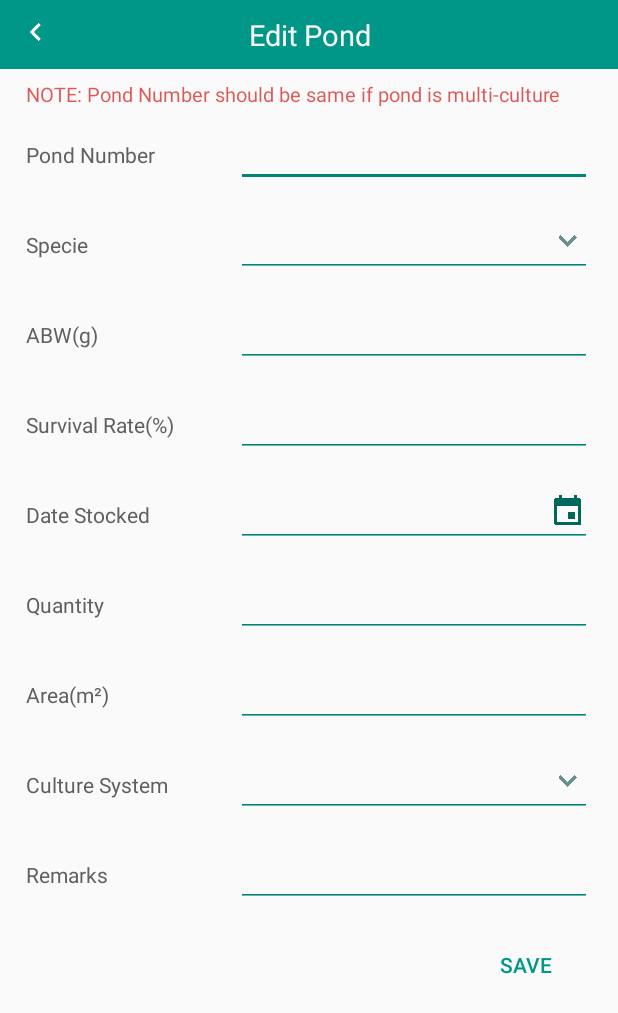
After one commit to rjhonsl/MappedCRM, an Android app: the layout activity_editpond.xml on its own in the app's theme, with its tools: preview values and no code run, on a phone screen of 412 x 824 dp. The commit adds this screen. Shown: the top 1013 px of the screen. Run offline under Robolectric (Android 15) with nearby library versions, the phone set to English and light mode, and no system bars; network calls fail.

Commit message:
Changes: **Ponds ~Add pond

```diff
--- a/app/build.gradle
+++ b/app/build.gradle
@@ -8,8 +8,8 @@ android {
         applicationId "com.santeh.rjhonsl.samplemap"
         minSdkVersion 16
         targetSdkVersion 22
-        versionCode 1
-        versionName "1.0"
+        versionCode 24
+        versionName "0.24.1"
     }
     buildTypes {
         release {
--- a/app/src/main/java/com/santeh/rjhonsl/samplemap/Main/Activity_AddMarker_CustomerInfo.java
+++ b/app/src/main/java/com/santeh/rjhonsl/samplemap/Main/Activity_AddMarker_CustomerInfo.java
@@ -244,7 +244,7 @@ public class Activity_AddMarker_CustomerInfo extends Activity {
         btnOK.setOnClickListener(new View.OnClickListener() {
             @Override
             public void onClick(View v) {
-                final Dialog d = Helper.createCustomDialoYesNO(activity, R.layout.dialog_material_yesno,
+                final Dialog d = Helper.createCustomDialogYesNO(activity, R.layout.dialog_material_yesno,
                         "Are you sure you want to save this information to our database?",
                         "SAVE", "YES", "NO");
                 Button yes = (Button) d.findViewById(R.id.btn_dialog_yesno_opt1);
--- a/app/src/main/java/com/santeh/rjhonsl/samplemap/Main/Activity_LoginScreen.java
+++ b/app/src/main/java/com/santeh/rjhonsl/samplemap/Main/Activity_LoginScreen.java
@@ -362,7 +362,7 @@ public class Activity_LoginScreen extends Activity{
     }
 
     private void exitApp() {
-        final Dialog d = Helper.createCustomDialoYesNO(activity, R.layout.dialog_material_yesno, "Do you wish to wish to exit the app?", "EXIT", "YES", "NO");
+        final Dialog d = Helper.createCustomDialogYesNO(activity, R.layout.dialog_material_yesno, "Do you wish to wish to exit the app?", "EXIT", "YES", "NO");
         d.show();
         Button yes = (Button) d.findViewById(R.id.btn_dialog_yesno_opt1);
         Button no = (Button) d.findViewById(R.id.btn_dialog_yesno_opt2);
--- a/app/src/main/java/com/santeh/rjhonsl/samplemap/Main/Activity_UserMonitoring_ViewByUser.java
+++ b/app/src/main/java/com/santeh/rjhonsl/samplemap/Main/Activity_UserMonitoring_ViewByUser.java
@@ -91,7 +91,7 @@ public class Activity_UserMonitoring_ViewByUser extends Activity {
             @Override
             public void onItemClick(AdapterView<?> parent, View view, final int position, long id) {
 
-                final Dialog d = Helper.createCustomDialoYesNO(activity, R.layout.dialog_material_yesno, "See " + userlist.get(position).getFirstname() + " " +
+                final Dialog d = Helper.createCustomDialogYesNO(activity, R.layout.dialog_material_yesno, "See " + userlist.get(position).getFirstname() + " " +
                         userlist.get(position).getLastname() + "'s activity in map?", "VIEW IN MAP", "Cancel", "GO!");
                 d.show();
 
--- a/app/src/main/java/com/santeh/rjhonsl/samplemap/Main/Activity_ViewCustomerInfo.java
+++ b/app/src/main/java/com/santeh/rjhonsl/samplemap/Main/Activity_ViewCustomerInfo.java
@@ -123,9 +123,9 @@ public class Activity_ViewCustomerInfo extends Activity {
                             intent.putExtra("fromActivity", "viewCustinfo");
                             startActivity(intent);
                         }else if(index ==2) {
-                            final Dialog yn = Helper.createCustomDialoYesNO(Activity_ViewCustomerInfo.this, R.layout.dialog_material_yesno,
+                            final Dialog yn = Helper.createCustomDialogYesNO(Activity_ViewCustomerInfo.this, R.layout.dialog_material_yesno,
                                     "Changes you are going to do is permanent and irreversible. \n\nAre you sure you want to delete *"
-                                            +searchedList.get(position).getContact_name()+"* from list?",
+                                            + searchedList.get(position).getContact_name() + "* from list?",
                                     "DELETE", "YES", "NO");
                             Button yes = (Button) yn.findViewById(R.id.btn_dialog_yesno_opt1);
                             Button no = (Button) yn.findViewById(R.id.btn_dialog_yesno_opt2);
--- a/app/src/main/java/com/santeh/rjhonsl/samplemap/Main/MapsActivity.java
+++ b/app/src/main/java/com/santeh/rjhonsl/samplemap/Main/MapsActivity.java
@@ -383,7 +383,7 @@ public class MapsActivity extends AppCompatActivity implements OnMapReadyCallbac
                         handler.postDelayed(new Runnable() {
                             @Override
                             public void run() {
-                                final Dialog d = Helper.createCustomDialoYesNO(MapsActivity.this, R.layout.dialog_material_yesno,
+                                final Dialog d = Helper.createCustomDialogYesNO(MapsActivity.this, R.layout.dialog_material_yesno,
                                         "Do you wish to add customer information here at your current location?\n\n" +
                                                 "Latitude  : " + curlat + "\n" +
                                                 "Longtitude: " + curLong, "ADD MARKER", "YES", "NO");
@@ -855,7 +855,7 @@ public class MapsActivity extends AppCompatActivity implements OnMapReadyCallbac
     }
 
     private void exitApp() {
-        final Dialog d = Helper.createCustomDialoYesNO(activity, R.layout.dialog_material_yesno, "Do you wish to wish to exit the app? You will have to login next time.", "EXIT", "YES", "NO");
+        final Dialog d = Helper.createCustomDialogYesNO(activity, R.layout.dialog_material_yesno, "Do you wish to wish to exit the app? You will have to login next time.", "EXIT", "YES", "NO");
         d.show();
         Button yes = (Button) d.findViewById(R.id.btn_dialog_yesno_opt1);
         Button no = (Button) d.findViewById(R.id.btn_dialog_yesno_opt2);
@@ -882,7 +882,7 @@ public class MapsActivity extends AppCompatActivity implements OnMapReadyCallbac
 
 
     private void logout() {
-        final Dialog d = Helper.createCustomDialoYesNO(activity, R.layout.dialog_material_yesno, "Do you wish to wish to return to Login Screen?", "Log Out", "YES", "NO");
+        final Dialog d = Helper.createCustomDialogYesNO(activity, R.layout.dialog_material_yesno, "Do you wish to wish to return to Login Screen?", "Log Out", "YES", "NO");
         d.show();
         Button yes = (Button) d.findViewById(R.id.btn_dialog_yesno_opt1);
         Button no = (Button) d.findViewById(R.id.btn_dialog_yesno_opt2);
--- /dev/null
+++ b/app/src/main/res/layout/activity_editpond.xml
@@ -0,0 +1,267 @@
+<?xml version="1.0" encoding="utf-8"?>
+<LinearLayout xmlns:android="http://schemas.android.com/apk/res/android"
+              android:orientation="vertical"
+              android:layout_width="match_parent"
+              android:layout_height="match_parent">
+
+    <LinearLayout
+        android:id="@+id/ll_titlebar"
+        android:background="#009688"
+        android:orientation="horizontal"
+        android:layout_width="fill_parent"
+        android:layout_height="wrap_content"
+        android:padding="10dp"
+        >
+
+        <ImageButton
+            android:layout_weight="1"
+            android:background="@drawable/bg_material_transparent"
+            android:src="@drawable/ic_keyboard_arrow_left_white_24dp"
+            android:layout_width="0dp"
+            android:layout_height="wrap_content"/>
+
+        <TextView
+            android:text="Edit Pond"
+            android:gravity="center"
+            android:id="@+id/title"
+            android:textSize="19sp"
+            android:layout_weight="12"
+            android:textColor="@color/background_material_light"
+            android:layout_width="0dp"
+            android:layout_height="wrap_content"/>
+
+        <ImageButton
+            android:layout_weight="1"
+            android:background="@drawable/bg_material_transparent"
+            android:src="@drawable/ic_filler24dp"
+            android:layout_width="0dp"
+            android:layout_height="wrap_content"/>
+
+    </LinearLayout>
+
+    <ScrollView android:layout_width="fill_parent"
+                android:layout_height="wrap_content">
+        <LinearLayout android:layout_width="fill_parent"
+                      android:layout_height="fill_parent"
+                      android:orientation="vertical"
+                      android:paddingLeft="10dp"
+                      android:paddingRight="10dp"
+            >
+            <TextView android:layout_width="wrap_content"
+                      android:layout_height="wrap_content"
+                      android:textSize="13sp"
+                      android:textColor="@color/red_600"
+                      android:text="NOTE: Pond Number should be same if pond is multi-culture"
+                      android:paddingLeft="7dp"
+                      android:paddingRight="7dp"
+                      android:paddingTop="7dp"
+                />
+
+
+            <LinearLayout android:layout_width="fill_parent"
+                          android:layout_height="wrap_content"
+                          android:orientation="horizontal"
+                          android:padding="7dp">
+
+                <TextView android:layout_width="140dp"
+                          android:layout_height="wrap_content"
+                          android:textSize="14sp"
+                          android:textColor="@color/gray_600"
+                          android:text="Pond Number"
+                    />
+
+                <EditText android:layout_width="fill_parent"
+                          android:layout_height="wrap_content"
+                          android:id="@+id/edtpondnumber"
+                          android:inputType="number"
+                    />
+
+            </LinearLayout>
+
+            <LinearLayout android:layout_width="fill_parent"
+                          android:layout_height="wrap_content"
+                          android:orientation="horizontal"
+                          android:padding="7dp">
+
+                <TextView android:layout_width="140dp"
+                          android:layout_height="wrap_content"
+                          android:textSize="14sp"
+                          android:textColor="@color/gray_600"
+
+                          android:text="Specie"
+                    />
+
+                <EditText android:layout_width="fill_parent"
+                          android:layout_height="wrap_content"
+                          android:focusable="false"
+                          android:id="@+id/edtSpecie"
+                          android:drawableRight="@drawable/ic_keyboard_arrow_down_darkgreen_24dp"
+                    />
+
+            </LinearLayout>
+
+
+            <LinearLayout android:layout_width="fill_parent"
+                          android:layout_height="wrap_content"
+                          android:orientation="horizontal"
+                          android:padding="7dp">
+
+                <TextView android:layout_width="140dp"
+                          android:layout_height="wrap_content"
+                          android:textSize="14sp"
+                          android:textColor="@color/gray_600"
+                          android:text="ABW(g)"
+                    />
+
+                <EditText android:layout_width="fill_parent"
+                          android:id="@+id/edtAbw"
+                          android:inputType="number"
+                          android:layout_height="wrap_content"/>
+
+            </LinearLayout>
+
+            <LinearLayout android:layout_width="fill_parent"
+                          android:layout_height="wrap_content"
+                          android:orientation="horizontal"
+                          android:padding="7dp">
+
+                <TextView android:layout_width="140dp"
+                          android:layout_height="wrap_content"
+                          android:textSize="14sp"
+                          android:textColor="@color/gray_600"
+
+                          android:text="Survival Rate(%)"
+                    />
+
+                <EditText android:layout_width="fill_parent"
+                          android:id="@+id/edtSurvivalRate"
+                          android:inputType="number"
+                          android:layout_height="wrap_content"/>
+
+            </LinearLayout>
+
+
+            <LinearLayout android:layout_width="fill_parent"
+                          android:layout_height="wrap_content"
+                          android:orientation="horizontal"
+                          android:padding="7dp">
+
+                <TextView android:layout_width="140dp"
+                          android:layout_height="wrap_content"
+                          android:textSize="14sp"
+                          android:textColor="@color/gray_600"
+                          android:text="Date Stocked"
+                    />
+
+                <EditText android:layout_width="fill_parent"
+                          android:focusable="false"
+                          android:id="@+id/edtDateStocked"
+                          android:drawableRight="@drawable/ic_event_darkteal_24dp"
+                          android:layout_height="wrap_content"/>
+
+            </LinearLayout>
+
+            <LinearLayout android:layout_width="fill_parent"
+                          android:layout_height="wrap_content"
+                          android:orientation="horizontal"
+                          android:padding="7dp">
+
+                <TextView android:layout_width="140dp"
+                          android:layout_height="wrap_content"
+                          android:textSize="14sp"
+                          android:textColor="@color/gray_600"
+
+                          android:text="Quantity"
+                    />
+
+                <EditText android:layout_width="fill_parent"
+                          android:id="@+id/edtQuantity"
+                          android:inputType="number"
+                          android:layout_height="wrap_content"/>
+
+            </LinearLayout>
+
+
+            <LinearLayout android:layout_width="fill_parent"
+                          android:layout_height="wrap_content"
+                          android:orientation="horizontal"
+                          android:padding="7dp">
+
+                <TextView android:layout_width="140dp"
+                          android:layout_height="wrap_content"
+                          android:textSize="14sp"
+                          android:textColor="@color/gray_600"
+
+                          android:text="Area(m²)"
+                    />
+
+
+                <EditText android:layout_width="fill_parent"
+                          android:id="@+id/edtArea"
+                          android:inputType="number"
+                          android:layout_height="wrap_content"/>
+
+            </LinearLayout>
+
+
+            <LinearLayout android:layout_width="fill_parent"
+                          android:layout_height="wrap_content"
+                          android:orientation="horizontal"
+                          android:padding="7dp">
+
+                <TextView android:layout_width="140dp"
+                          android:layout_height="wrap_content"
+                          android:textSize="14sp"
+                          android:textColor="@color/gray_600"
+
+                          android:text="Culture System"
+                    />
+
+                <EditText android:layout_width="fill_parent"
+                          android:id="@+id/edtCultureSystem"
+                          android:drawableRight="@drawable/ic_keyboard_arrow_down_darkgreen_24dp"
+                          android:focusable="false"
+                          android:layout_height="wrap_content"/>
+
+            </LinearLayout>
+
+            <LinearLayout android:layout_width="fill_parent"
+                          android:layout_height="wrap_content"
+                          android:orientation="horizontal"
+                          android:padding="7dp">
+
+                <TextView android:layout_width="140dp"
+                          android:layout_height="wrap_content"
+                          android:textSize="14sp"
+                          android:textColor="@color/gray_600"
+
+                          android:text="Remarks"
+                    />
+
+                <EditText android:layout_width="fill_parent"
+                          android:id="@+id/edtRemarks"
+                          android:layout_height="wrap_content"/>
+
+            </LinearLayout>
+
+
+            <LinearLayout android:layout_width="fill_parent"
+                          android:layout_height="wrap_content"
+                          android:orientation="horizontal"
+                          android:gravity="right"
+                          android:padding="7dp">
+
+                <Button android:layout_width="wrap_content"
+                        android:layout_height="wrap_content"
+                        android:id="@+id/btnSave"
+                        android:textColor="@color/deepteal_500"
+                        android:background="@drawable/bg_material_transparent"
+                        android:text="SAVE"
+                    />
+            </LinearLayout>
+
+        </LinearLayout>
+    </ScrollView>
+
+
+</LinearLayout>
```
Also changed, not shown: app/src/main/java/com/santeh/rjhonsl/samplemap/Main/Activity_AddPond.java (+121 -1 lines), app/src/main/java/com/santeh/rjhonsl/samplemap/Main/Activity_EditPonds.java (added, +19 -0 lines), app/src/main/java/com/santeh/rjhonsl/samplemap/Main/Activity_ManagePonds.java (+104 -2 lines), app/src/main/java/com/santeh/rjhonsl/samplemap/Utils/Helper.java (+16 -11 lines), app/src/main/res/layout/dialog_material_themed_yesno.xml (added, +94 -0 lines).
